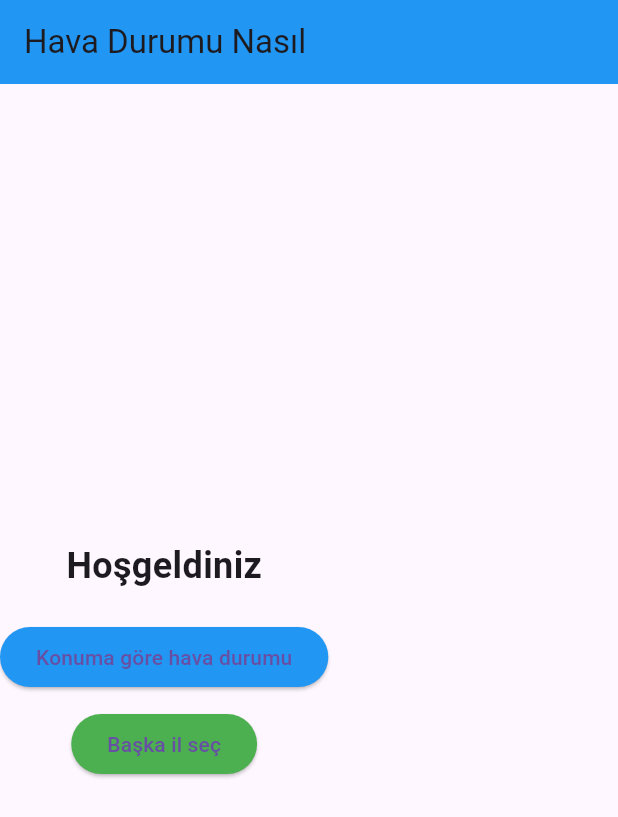
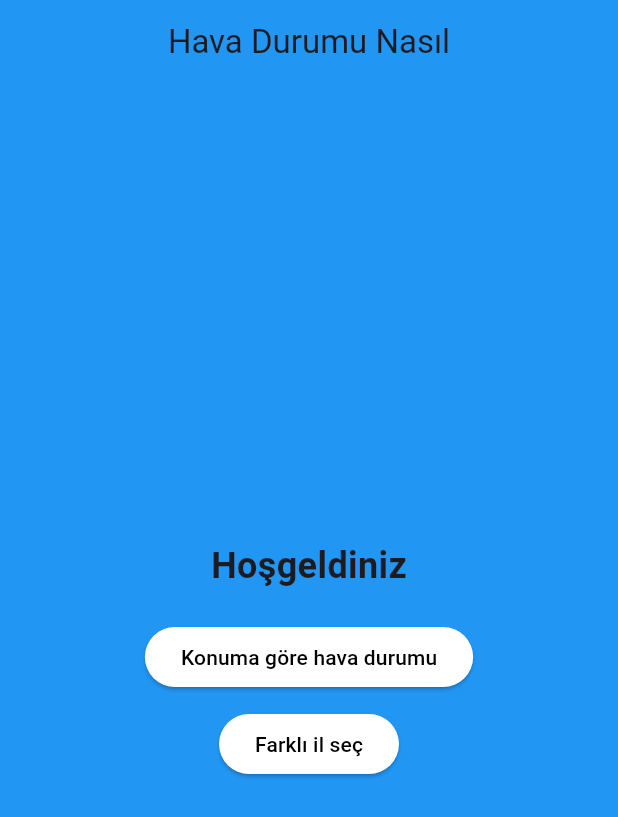
Before and after one commit to yusufgokhankuyu/Weather_App_Flutter, a Flutter app: the screen it shows after launch, on a phone screen of 412 x 824 dp. Shown: the top 817 px of the screen. Run offline on Flutter 3.47's test engine with Material 3 defaults, Android fonts, the phone set to English and light mode, and no system bars; our stand-ins replace animated_splash_screen, geocoding, geolocator, lottie.

Commit message:
Design Improvement in Location Page

```diff
--- a/lib/screens/location.dart
+++ b/lib/screens/location.dart
@@ -20,9 +20,14 @@ class _LocationPageState extends State<LocationPage> {
     return Scaffold(
       appBar: AppBar(
         title: Text("Hava Durumu Nasıl"),
+        centerTitle: true,
         backgroundColor: Colors.blue,
       ),
-      body: Column(
+      body: Center(
+        child: Container(
+          width: MediaQuery.of(context).size.width,
+          color: Colors.blue,
+          child: Column(
             mainAxisAlignment: MainAxisAlignment.center,
             children: [
               Text(
@@ -34,8 +39,11 @@ class _LocationPageState extends State<LocationPage> {
                 onPressed: () {
                   getLocation();
                 },
-            child: Text("Konuma göre hava durumu"),
-            style: ElevatedButton.styleFrom(primary: Colors.blue),
+                child: Text(
+                  "Konuma göre hava durumu",
+                  style: TextStyle(color: Colors.black),
+                ),
+                style: ElevatedButton.styleFrom(primary: Colors.white),
               ),
               SizedBox(height: 10),
               ElevatedButton(
@@ -46,10 +54,13 @@ class _LocationPageState extends State<LocationPage> {
                     MaterialPageRoute(builder: (context) => WelcomePage()),
                   );
                 },
-            child: Text("Başka il seç"),
-            style: ElevatedButton.styleFrom(primary: Colors.green),
+                child: Text("Farklı il seç",
+                    style: TextStyle(color: Colors.black)),
+                style: ElevatedButton.styleFrom(primary: Colors.white),
               ),
             ],
+          ),
+        ),
       ),
     );
   }
```
Lines whose indentation alone changed are shown as unchanged.
